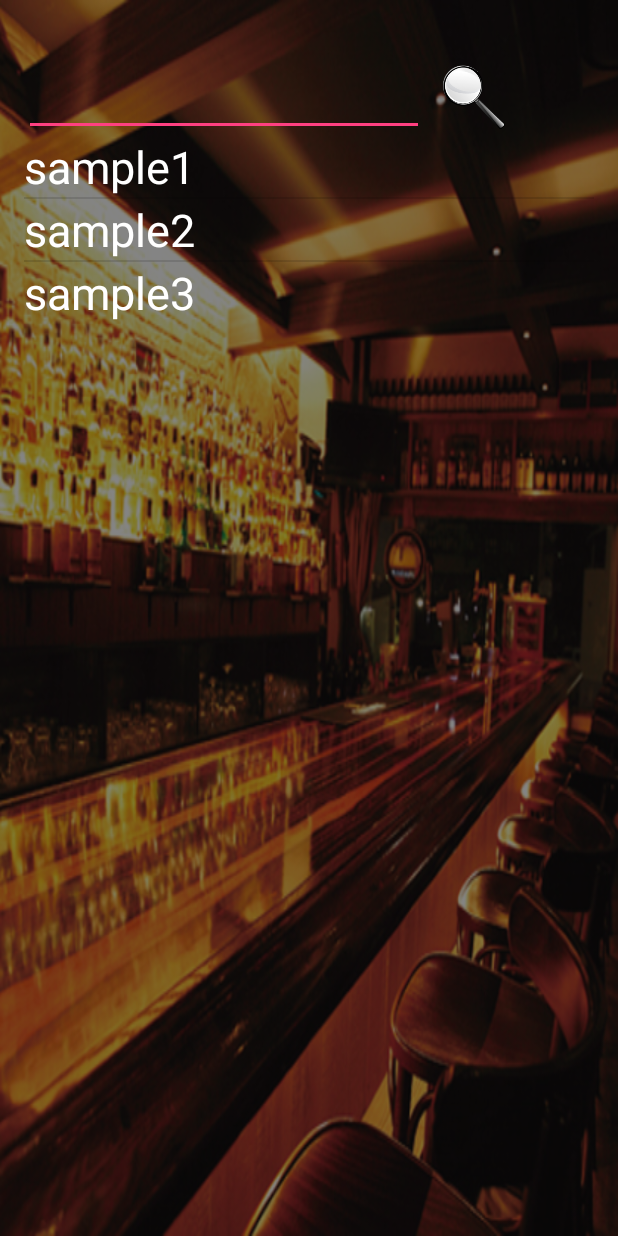
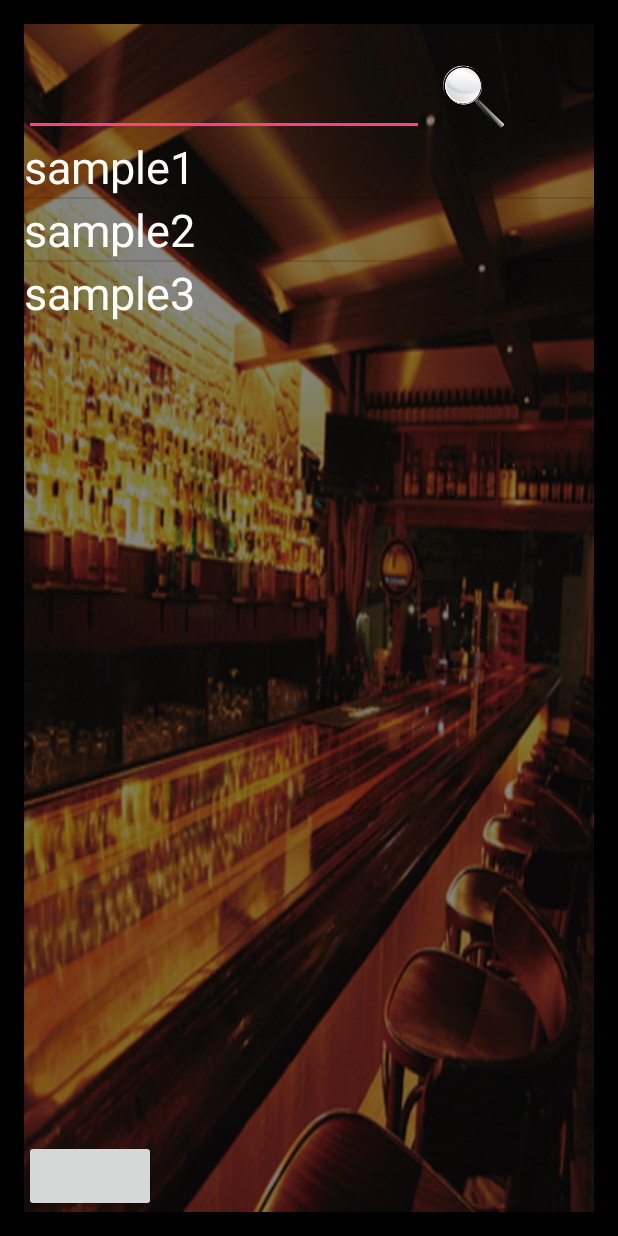
Before and after one commit to Naoto-Nabeshima/AndroidApp, an Android app: the screen it shows after launch (MainActivity), on a phone screen of 412 x 824 dp. Run offline under Robolectric (Android 15) with nearby library versions, the phone set to English and light mode, and no system bars.

Commit message:
success imageVIew

```diff
--- a/src/FavoriteLocation/app/src/main/AndroidManifest.xml
+++ b/src/FavoriteLocation/app/src/main/AndroidManifest.xml
@@ -5,7 +5,7 @@
     <application
         android:allowBackup="true"
         android:icon="@mipmap/ic_launcher"
-        android:label="@string/app_name"
+        android:label=""
         android:supportsRtl="true"
         android:theme="@style/CustomTheme">
         <activity android:name=".MainActivity">
--- a/src/FavoriteLocation/app/src/main/res/layout/activity_main.xml
+++ b/src/FavoriteLocation/app/src/main/res/layout/activity_main.xml
@@ -10,16 +10,53 @@
     android:paddingTop="@dimen/activity_vertical_margin"
     tools:context="com.example.ndf25.favoritelocation.MainActivity"
     android:orientation="vertical"
-    android:background="@drawable/top_bg">
-    <fragment
-        android:id="@+id/search_box_fragment"
+    android:background="@color/colorBlack">
+    <FrameLayout
+        android:layout_width="match_parent"
+        android:layout_height="match_parent">
+        <FrameLayout
+            android:layout_width="wrap_content"
+            android:layout_height="wrap_content">
+    <ImageView
         android:layout_width="wrap_content"
-        android:layout_height="wrap_content"
-        android:name="com.example.ndf25.favoritelocation.View.SearchBoxFragment" />
+        android:layout_height="800sp"
+        android:src="@drawable/top_bg"
+        android:scaleType="fitXY"/>
+        </FrameLayout>
+        <FrameLayout
+            android:layout_width="wrap_content"
+            android:layout_height="wrap_content">
+        <LinearLayout
+            android:layout_width="wrap_content"
+            android:layout_height="wrap_content"
+            android:orientation="vertical">
+        <fragment
+            android:id="@+id/search_box_fragment"
+            android:layout_width="wrap_content"
+            android:layout_height="wrap_content"
+            android:name="com.example.ndf25.favoritelocation.View.SearchBoxFragment" />
         <ListView
             android:layout_width="wrap_content"
             android:layout_height="wrap_content"
             android:orientation="vertical"
             android:id="@+id/all_list_view">
         </ListView>
+        </LinearLayout>
+        </FrameLayout>
+        <FrameLayout
+            android:layout_width="wrap_content"
+            android:layout_height="wrap_content">
+        <RelativeLayout
+            android:layout_width="wrap_content"
+            android:layout_height="wrap_content"
+            >
+            <Button
+                android:layout_width="wrap_content"
+                android:layout_height="wrap_content"
+                android:layout_alignParentBottom="true"/>
+        </RelativeLayout>
+        </FrameLayout>
+    </FrameLayout>
+
+
 </LinearLayout>
--- a/src/FavoriteLocation/app/src/main/res/values/colors.xml
+++ b/src/FavoriteLocation/app/src/main/res/values/colors.xml
@@ -4,4 +4,5 @@
     <color name="colorPrimaryDark">#303F9F</color>
     <color name="colorAccent">#FF4081</color>
     <color name="colorWhite">#FFFFFF</color>
+    <color name="colorBlack">#000000</color>
 </resources>
--- a/src/FavoriteLocation/app/src/main/res/values/styles.xml
+++ b/src/FavoriteLocation/app/src/main/res/values/styles.xml
@@ -3,13 +3,13 @@
     <!-- Base application theme. -->
     <style name="AppTheme" parent="Theme.AppCompat.Light.DarkActionBar">
         <!-- Customize your theme here. -->
-        <item name="colorPrimary">@color/colorPrimary</item>
-        <item name="colorPrimaryDark">@color/colorPrimaryDark</item>
+        <item name="colorPrimary">@color/colorBlack</item>
+        <item name="colorPrimaryDark">@color/colorBlack</item>
         <item name="colorAccent">@color/colorAccent</item>
     </style>
     <style name="CustomTheme" parent="Theme.AppCompat.Light.NoActionBar">
-        <item name="colorPrimary">@color/colorPrimary</item>
-        <item name="colorPrimaryDark">@color/colorPrimaryDark</item>
+        <item name="colorPrimary">@color/colorBlack</item>
+        <item name="colorPrimaryDark">@color/colorBlack</item>
         <item name="colorAccent">@color/colorAccent</item>
     </style>
 
```
